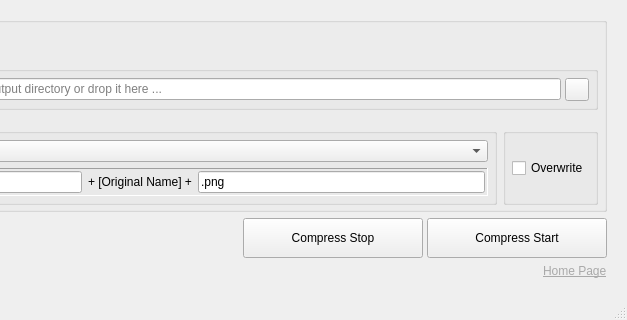
This is pngyumainwindow.ui in CameronBanga/Pngyu-Neue as Qt 5 draws it before an edit; both pictures show x 308 to 935 and y 430 to 750 of the 935 by 750 pixel window. The edited form follows.
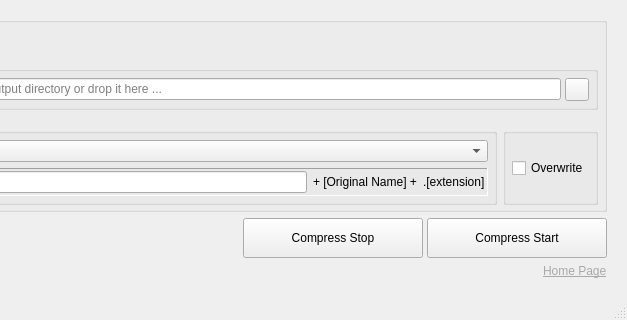
This is the edited form. Icons and pictures are not drawn. Custom widgets are drawn as their Qt base class.

Commit message: Better window sizing

Patch:
```diff
--- a/pngyumainwindow.ui
+++ b/pngyumainwindow.ui
@@ -500,12 +500,12 @@
                     </widget>
                    </item>
                    <item row="0" column="4">
-                    <widget class="QLineEdit" name="lineEdit_output_file_suffix">
+                    <widget class="QLabel" name="label_output_file_extension">
                      <property name="toolTip">
                       <string>Input cumtom filename suffix</string>
                      </property>
                      <property name="text">
-                      <string>.png</string>
+                      <string>.[extension]</string>
                      </property>
                     </widget>
                    </item>
```
Left out of the diff: 2 changed lines with no effect on the pictures. The commit also changes 5 other files.
